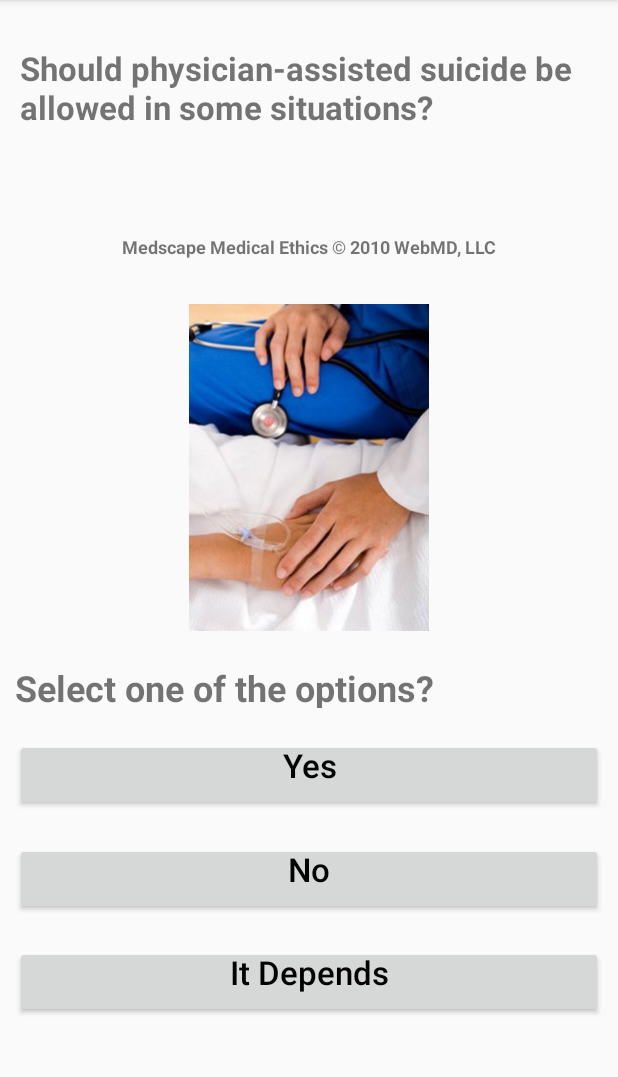
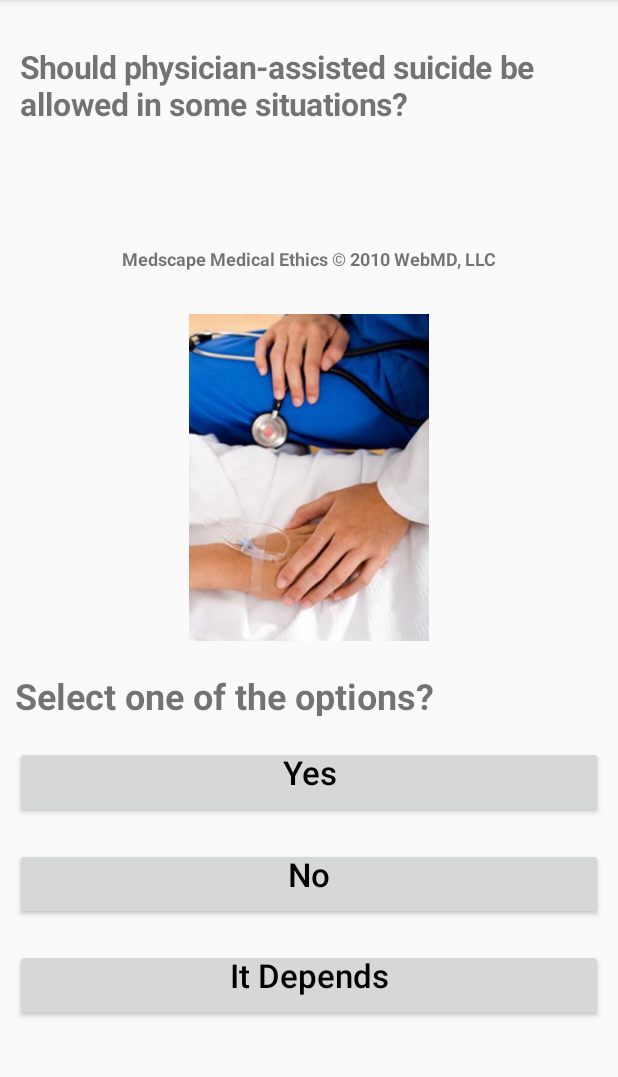
Before and after one commit to simonekarani/MoralIQ, an Android app: the screen it shows after launch (MedicalEthicsActivity), after a tap on "Medical Ethics", on a phone screen of 412 x 824 dp, the part 84-1161 px from its top. Run offline under Robolectric (Android 15) with nearby library versions, the light colour scheme and no system bars.

Commit message:
constraint layout techthics, medethics, bizethics

```diff
--- a/app/src/main/java/com/simonekarani/moraliq/dilemma/MoralDilemmaData.java
+++ b/app/src/main/java/com/simonekarani/moraliq/dilemma/MoralDilemmaData.java
@@ -48,23 +48,23 @@ public class MoralDilemmaData {
     public static final String MDilemmaAnalysis34 = "No. The thought of bringing a rapid victory, and killing civilians from bombs, and its radiation has been an immoral act. The act of bombs have devastated the minds of growing japanese civilians for decades.";
     public static final String MDilemmaAnalysis35 = "It is quite possible that this may not be the only reason for his promotion. Be creative by providing the details of the project, and your role and contribution to it. Request him to reassess the details of the project by asking team members.";
 
-    public static final MoralDilemmaModel MDilemma1  =  new MoralDilemmaModel(20, 19, 30, 0, MDilemmaAnalysis1, "\n\nWould You Ever Re-Gift Something?", R.drawable.re_gift,  "No", "I would re-gift... To the exact same person who gave it to me...", "Maybe by accident", "Yes");
-    public static final MoralDilemmaModel MDilemma2  =  new MoralDilemmaModel(20, 17, 20, 0, MDilemmaAnalysis2, "\nYou're Stuck Talking To Someone Boring. How Do You Get Out Of The Situation?",R.drawable.talk_boring,  "Just be patient. Eventually you'll have an opportunity to leave", "Tell them to their face that they're boring and you don't want to talk to them", "Invent some lame excuse", "Just keep yawning until they get the picture");
+    public static final MoralDilemmaModel MDilemma1  =  new MoralDilemmaModel(20, 19, 30, 0, MDilemmaAnalysis1, "Would You Ever Re-Gift Something?", R.drawable.re_gift,  "No", "I would re-gift... To the exact same person who gave it to me...", "Maybe by accident", "Yes");
+    public static final MoralDilemmaModel MDilemma2  =  new MoralDilemmaModel(20, 17, 20, 0, MDilemmaAnalysis2, "You're Stuck Talking To Someone Boring. How Do You Get Out Of The Situation?",R.drawable.talk_boring,  "Just be patient. Eventually you'll have an opportunity to leave", "Tell them to their face that they're boring and you don't want to talk to them", "Invent some lame excuse", "Just keep yawning until they get the picture");
     public static final MoralDilemmaModel MDilemma3  =  new MoralDilemmaModel(19, 19, 30, 0, MDilemmaAnalysis3, "Would You Rather Be Left At The Altar Or Leave Your Fiancee At the Altar?", R.drawable.leave_altar,  "Be left at the altar", "Leave your fiancee at the altar", "I don't plan on getting married", "I'd rather be priest, then I'd get to laugh at this situation");
-    public static final MoralDilemmaModel MDilemma4  =  new MoralDilemmaModel(19, 18, 30, 3, MDilemmaAnalysis4, "\nIs It Ok To Genetically Modify Food In Order To Feed More People?", R.drawable.gmo_food,  "No", "Yes", "No, but it's ok to genetically modify food to make money", "Only if extensive reearch is done to determine the health risks");
+    public static final MoralDilemmaModel MDilemma4  =  new MoralDilemmaModel(19, 18, 30, 3, MDilemmaAnalysis4, "Is It Ok To Genetically Modify Food In Order To Feed More People?", R.drawable.gmo_food,  "No", "Yes", "No, but it's ok to genetically modify food to make money", "Only if extensive reearch is done to determine the health risks");
     public static final MoralDilemmaModel MDilemma5  =  new MoralDilemmaModel(18, 19, 30, 0, MDilemmaAnalysis5, "Your Brother Fell Into Quicksand. 7 feet Away Is a Vial Containing The Only Known Cure For Cancer. You Only Have Time To Save One. Which Do you Save?", R.drawable.brother_sand,  "Your brother", "The vial", "Ask your brother what he wants you to do?", "Neither");
     public static final MoralDilemmaModel MDilemma6  =  new MoralDilemmaModel(18, 18, 30, 3, MDilemmaAnalysis6, "A Man Tells You His Terminally Ill Father's Insurance Policy Will Expire At Midnight. If He Dies After Midnight, He Gets No Money. He Asks You To Kill His Father With A Pillow. Do You...", R.drawable.insurance_death,  "Do nothing", "Ask for half the money, then kill the father", "Kill the father", "Tell the father about the plan, then watch the ensuing argument");
     public static final MoralDilemmaModel MDilemma7  =  new MoralDilemmaModel(20, 19, 50, 1, MDilemmaAnalysis7, "What's The Correct Speed To Drive At?", R.drawable.drive_speed,  "Always under the speed limit", "The speed of traffic", "Over the speed limit", "Whatever gets me there fastest");
     public static final MoralDilemmaModel MDilemma8  =  new MoralDilemmaModel(20, 19, 50, 2, MDilemmaAnalysis8, "Would You Rather Be Forever Poor And Honest, Or Get Rich By Doing Illegal Things?", R.drawable.p_rich,  "Be poor And honest", "Get rich by doing illegal things", "I'd rather just have an average income and be slightly trustworthy", "I'd rather be poor and dishonest");
     public static final MoralDilemmaModel MDilemma9  =  new MoralDilemmaModel(16, 19, 30, 3, MDilemmaAnalysis9, "Your Boss Calls You In. A Mistake Has Been Made. It's Partly Your Fault And Your Best Friend's. The Boss Has Decided To Fire One Person. Do You Take Responsibility, Or Do You PERSONALLY Fire Your Best Friend?", R.drawable.boss_mistake,  "Fire my best friend", "Take responsibility and get fired", "Try and blame it on the janitor", "Tell him the truth that you were both responsible");
     public static final MoralDilemmaModel MDilemma10  = new MoralDilemmaModel(19, 17, 20, 0, MDilemmaAnalysis10, "A Friend Confesses That They Committed A Crime. But They Make You Promise Not To Tell. An Innocent Person Is Accused Of The Crime. What Do You Do?", R.drawable.accuse_crime,  "Inform the police that your friend is the guilty one", "Keep quiet", "Testify in court that you saw the innocent person committing the crime", "Ask your friend to give you money in exchange for keeping quiet");
-    public static final MoralDilemmaModel MDilemma11  = new MoralDilemmaModel(20, 19, 40, 0, MDilemmaAnalysis11, "\nWould You Rather Save A Random Baby Or Save Your Parents?", R.drawable.save_baby,  "My parents", "The random baby", "Neither", "My parents have already passed away");
+    public static final MoralDilemmaModel MDilemma11  = new MoralDilemmaModel(20, 19, 40, 0, MDilemmaAnalysis11, "Would You Rather Save A Random Baby Or Save Your Parents?", R.drawable.save_baby,  "My parents", "The random baby", "Neither", "My parents have already passed away");
     public static final MoralDilemmaModel MDilemma12  = new MoralDilemmaModel(18, 19, 30, 1, MDilemmaAnalysis12, "You're A Sheriff In The Wild West. An Angry Mob Wants You To Hand Over A Suspect Of A Violent Crime To Them. If You Don't, The Mob Will Destroy Property And Injure Innocent Civilians. Do You...", R.drawable.crime_mob,  "Hand over the suspect", "Keep the suspect in custody", "Arrest everyone", "Give the mob a person dressed up like the suspect");
-    public static final MoralDilemmaModel MDilemma13  = new MoralDilemmaModel(20, 19, 50, 1, MDilemmaAnalysis13, "\nWould You Rather Get Punched By A Gorilla, Or Punch A Small Child?", R.drawable.punch_gorilla,  "Get punched By a gorilla", "Punch the small child", "Both", "Run away");
-    public static final MoralDilemmaModel MDilemma14  = new MoralDilemmaModel(20, 19, 50, 1, MDilemmaAnalysis14, "\n\nWhat Is Your Diet?", R.drawable.p_diet,  "Mostly meat", "Whatever I want", "Vegetarian", "Vegan");
+    public static final MoralDilemmaModel MDilemma13  = new MoralDilemmaModel(20, 19, 50, 1, MDilemmaAnalysis13, "Would You Rather Get Punched By A Gorilla, Or Punch A Small Child?", R.drawable.punch_gorilla,  "Get punched By a gorilla", "Punch the small child", "Both", "Run away");
+    public static final MoralDilemmaModel MDilemma14  = new MoralDilemmaModel(20, 19, 50, 1, MDilemmaAnalysis14, "What Is Your Diet?", R.drawable.p_diet,  "Mostly meat", "Whatever I want", "Vegetarian", "Vegan");
     public static final MoralDilemmaModel MDilemma15  = new MoralDilemmaModel(19, 19, 20, 1, MDilemmaAnalysis15, "A Powerful Alien Visits Earth, With The Promise To Eradicate War, Disease, And All Suffering. In Return, He Demands A Small Child. What Do You Do?", R.drawable.alien_war,  "Give the child to the alien", "Do nothing", "Give him seven children, and ask him to make you king", "Capture the alien, and sell him to the CIA for cash");
     public static final MoralDilemmaModel MDilemma16  = new MoralDilemmaModel(19, 19, 20, 0, MDilemmaAnalysis16, "You Witness A Bank Robbery. The Man Runs Outside And Donates The Money To An Orphanage. If You Report Him, The Money Will Be Returned. What Do You Do?", R.drawable.bank_robbery,  "Report him", "Do nothing", "Ask for the money in return for not reporting him", "Threaten to report him unless he donates to the charity of your choice");
-    public static final MoralDilemmaModel MDilemma17  = new MoralDilemmaModel(20, 19, 40, 2, MDilemmaAnalysis17, "\nWould You Rather Have A Friend With Benefits Or A One Night Stand?", R.drawable.friend_night,  "Both, at the same time", "One night stand", "Friends with benefits", "Neither. I'd prefer a lasting relationship");
+    public static final MoralDilemmaModel MDilemma17  = new MoralDilemmaModel(20, 19, 40, 2, MDilemmaAnalysis17, "Would You Rather Have A Friend With Benefits Or A One Night Stand?", R.drawable.friend_night,  "Both, at the same time", "One night stand", "Friends with benefits", "Neither. I'd prefer a lasting relationship");
     public static final MoralDilemmaModel MDilemma18  = new MoralDilemmaModel(20, 19, 40, 0, MDilemmaAnalysis18, "Should The Wealthier Members Of Society Be Taxed To Pay For The Poorer Members?", R.drawable.wealthy_tax,  "At least 25%", "Everyone should be taxed the same", "They shouldn't be taxed", "No one should pay any taxes");
     public static final MoralDilemmaModel MDilemma19  = new MoralDilemmaModel(18, 17, 10, 2, MDilemmaAnalysis19, "A Rich Man And A Poor Man Commit The Exact Same Crime. The Poor Man Goes To Jail For One Year, While The Rich Man Pays A $10,000 Fine. How Would You Change This?", R.drawable.crime_rich,  "I would eliminate the option to pay A fine - jail time for everyone", "I wouldn't change the system - it's perfectly fine the way it is", "I would make the fine proportional to income of the criminal", "There should be an option to fight the judge in an arena for the right to walk free");
     public static final MoralDilemmaModel MDilemma20  = new MoralDilemmaModel(20, 19, 40, 0, MDilemmaAnalysis20, "You Get On The Bus But The Driver Steps Out To Get Coffee Before You Can Pay. Do You Still Pay The Fare?", R.drawable.pay_driver,  "I would still pay", "I wouldn't pay", "Drive the bus away", "I wouldn't pay and I'd report him");
@@ -75,7 +75,7 @@ public class MoralDilemmaData {
     public static final MoralDilemmaModel MDilemma25  = new MoralDilemmaModel(20, 19, 20, 2, MDilemmaAnalysis25, "A Runaway Trolley Is Headed Towards Five Workers. It Will Kill Them. You Can Save Five By Sacrificing One. What Do You Do?", R.drawable.run_trolley,  "Push the fat man onto the tracks", "Video tape the incident and post it online", "Do nothing", "Watch the incident, then claim worker's compensation for the emotional trauma of witnessing it");
     public static final MoralDilemmaModel MDilemma26  = new MoralDilemmaModel(18, 17, 10, 1, MDilemmaAnalysis26, "You And 8 Others Are Captured By Terrorists. The Leader Says He Will Free Everyone You If You Help Torture Another Hostage. If You Refuse, They Will Kill All Of You. What Do You Do?", R.drawable.terrorist_torture,  "Help torture the person", "Do nothing", "Help torture the person. Then torture the rest of the hostages. Then join the terrorist group", "Agree to partake in the torture. Wait till they free you from your restraints, then run away, leaving the others to die");
     public static final MoralDilemmaModel MDilemma27  = new MoralDilemmaModel(19, 19, 20, 0, MDilemmaAnalysis27, "You've Just Been Complaining To A Friend About How Annoying Your Parents Are. Then You Find Out Their Parents Just Died. How Do You Proceed?", R.drawable.annoy_parents,  "Say\"I'm so sorry that was extremely insensitive of me\"", "Laugh at them", "Just the awkward silence happen", "Say \"How was I supposed to know?\"");
-    public static final MoralDilemmaModel MDilemma28  = new MoralDilemmaModel(20, 19, 40, 3, MDilemmaAnalysis28, "\n\nWhat's The Best Way To Deal With A Bully?", R.drawable.kids_bully,  "Kill 'em with kindness", "Kill them", "Ignore them", "Stand up for yourself");
+    public static final MoralDilemmaModel MDilemma28  = new MoralDilemmaModel(20, 19, 40, 3, MDilemmaAnalysis28, "What's The Best Way To Deal With A Bully?", R.drawable.kids_bully,  "Kill 'em with kindness", "Kill them", "Ignore them", "Stand up for yourself");
     public static final MoralDilemmaModel MDilemma29  = new MoralDilemmaModel(20, 19, 40, 1, MDilemmaAnalysis29, "Would You Rather Give Your Pet To The Pound, Or Press A Button That Killed A Random Stranger?", R.drawable.pet_kill,  "Press the button", "Turn your pet in", "Kill both pet and stranger", "Run away");
     public static final MoralDilemmaModel MDilemma30  = new MoralDilemmaModel(20, 19, 40, 3, MDilemmaAnalysis30, "Would You Rather Catch Your Best Friend Cheating, Or Have Your Best Friend Catch YOU Cheating?", R.drawable.boss_cheat,  "Have my best friend catch me cheating", "Catch my best friend cheating", "Cheat on my partner with their best friend", "Catch my girlfriend cheating on me");
     public static final MoralDilemmaModel MDilemma31  = new MoralDilemmaModel(18, 19, 30, 0, MDilemmaAnalysis31, "A Man Is Leading A Group Out Of A Cave. He Becomes Stuck. In A Few Hours, The Cave Will Be Flooded By Water, Killing The Group. Do You Use Dynamite To Blow Him Up?", R.drawable.cave_blow,  "Use the dynamite, but only if he agrees", "Use the dynamite immediately", "Do nothing", "Video tape him being stuck, then use the dynamite");
--- a/app/src/main/java/com/simonekarani/moraliq/medethics/MedicalEthicalData.java
+++ b/app/src/main/java/com/simonekarani/moraliq/medethics/MedicalEthicalData.java
@@ -55,31 +55,31 @@ public class MedicalEthicalData {
     public static String MED_ETHICAL_24 = "Is it right to provide intensive care to a newborn who will either die soon or survive but have an objectively terrible quality of life?";
     public static String MED_ETHICAL_25 = "Do you ever feel conflicted about reporting or investigating your suspicions that a patient was a victim of domestic abuse?";
 
-    public static MedicalEthicalModel MedEthicalData1  = new MedicalEthicalModel(MED_ETHICAL_1,  22, R.drawable.med_ethic1,  22, 2, MedEthicalAnalysis1, "Yes", "No", "It Depends");
-    public static MedicalEthicalModel MedEthicalData2  = new MedicalEthicalModel(MED_ETHICAL_2,  22, R.drawable.med_ethic2,  22, 0, MedEthicalAnalysis2, "Yes", "No", "It Depends");
-    public static MedicalEthicalModel MedEthicalData3  = new MedicalEthicalModel(MED_ETHICAL_3,  22, R.drawable.med_ethic3,  22, 0, MedEthicalAnalysis3, "Yes", "No", "It Depends");
-    public static MedicalEthicalModel MedEthicalData4  = new MedicalEthicalModel(MED_ETHICAL_4,  22, R.drawable.med_ethic4,  22, 0, MedEthicalAnalysis4, "Yes", "No", "It Depends");
-    public static MedicalEthicalModel MedEthicalData5  = new MedicalEthicalModel(MED_ETHICAL_5,  22, R.drawable.med_ethic5,  18, 1, MedEthicalAnalysis5, "Yes, unless someone is going to die immediately, I don't tell them how bad it is", "No, I soften it and give hope even if there's little chance", "No, I tell it exactly as I see it", "It Depends");
-    public static MedicalEthicalModel MedEthicalData6  = new MedicalEthicalModel(MED_ETHICAL_6,  22, R.drawable.med_ethic6,  22, 1, MedEthicalAnalysis6, "Yes", "No", "It Depends");
-    public static MedicalEthicalModel MedEthicalData7  = new MedicalEthicalModel(MED_ETHICAL_7,  22, R.drawable.med_ethic7,  22, 1, MedEthicalAnalysis7, "Yes", "No", "It Depends");
-    public static MedicalEthicalModel MedEthicalData8  = new MedicalEthicalModel(MED_ETHICAL_8,  22, R.drawable.med_ethic8,  22, 1, MedEthicalAnalysis8, "Yes", "No", "It Depends");
-    public static MedicalEthicalModel MedEthicalData9  = new MedicalEthicalModel(MED_ETHICAL_9,  22, R.drawable.med_ethic9,  22, 0, MedEthicalAnalysis9, "Yes", "No", "It Depends");
-    public static MedicalEthicalModel MedEthicalData10 = new MedicalEthicalModel(MED_ETHICAL_10, 19, R.drawable.med_ethic10, 22, 0, MedEthicalAnalysis10, "Yes", "No", "It Depends");
-    public static MedicalEthicalModel MedEthicalData11 = new MedicalEthicalModel(MED_ETHICAL_11, 22, R.drawable.med_ethic11, 22, 1, MedEthicalAnalysis11, "Yes", "No", "It Depends");
-    public static MedicalEthicalModel MedEthicalData12 = new MedicalEthicalModel(MED_ETHICAL_12, 22, R.drawable.med_ethic12, 22, 1, MedEthicalAnalysis12, "Yes", "No", "It Depends");
-    public static MedicalEthicalModel MedEthicalData13 = new MedicalEthicalModel(MED_ETHICAL_13, 22, R.drawable.med_ethic13, 19, 1, MedEthicalAnalysis13, "Yes, in order to get a patient the services, such as drugs, treatment, or hospital coverage", "Yes, in order to bring in more revenue", "No", "It Depends");
-    public static MedicalEthicalModel MedEthicalData14 = new MedicalEthicalModel(MED_ETHICAL_14, 20, R.drawable.med_ethic14, 22, 2, MedEthicalAnalysis14, "Yes", "No", "It Depends");
-    public static MedicalEthicalModel MedEthicalData15 = new MedicalEthicalModel(MED_ETHICAL_15, 20, R.drawable.med_ethic15, 22, 1, MedEthicalAnalysis15, "Yes", "No", "It Depends");
-    public static MedicalEthicalModel MedEthicalData16 = new MedicalEthicalModel(MED_ETHICAL_16, 22, R.drawable.med_ethic16, 22, 0, MedEthicalAnalysis16, "Yes", "No", "It Depends");
-    public static MedicalEthicalModel MedEthicalData17 = new MedicalEthicalModel(MED_ETHICAL_17, 22, R.drawable.med_ethic17, 22, 0, MedEthicalAnalysis17, "Yes", "No", "It Depends");
-    public static MedicalEthicalModel MedEthicalData18 = new MedicalEthicalModel(MED_ETHICAL_18, 22, R.drawable.med_ethic18, 19, 2, MedEthicalAnalysis18, "Yes, while that patient is still a patient", "Yes, but not until at least 6 months after they stopped being a patient", "No", "It Depends");
-    public static MedicalEthicalModel MedEthicalData19 = new MedicalEthicalModel(MED_ETHICAL_19, 21, R.drawable.med_ethic19, 22, 1, MedEthicalAnalysis19, "Yes", "No", "It Depends");
-    public static MedicalEthicalModel MedEthicalData20 = new MedicalEthicalModel(MED_ETHICAL_20, 22, R.drawable.med_ethic20, 22, 0, MedEthicalAnalysis20, "Yes", "No", "It Depends");
-    public static MedicalEthicalModel MedEthicalData21 = new MedicalEthicalModel(MED_ETHICAL_21, 22, R.drawable.med_ethic21, 22, 2, MedEthicalAnalysis21, "Yes", "No", "It Depends");
-    public static MedicalEthicalModel MedEthicalData22 = new MedicalEthicalModel(MED_ETHICAL_22, 22, R.drawable.med_ethic22, 22, 1, MedEthicalAnalysis22, "Yes", "No", "It Depends");
-    public static MedicalEthicalModel MedEthicalData23 = new MedicalEthicalModel(MED_ETHICAL_23, 22, R.drawable.med_ethic23, 22, 1, MedEthicalAnalysis23, "Yes", "No", "It Depends");
-    public static MedicalEthicalModel MedEthicalData24 = new MedicalEthicalModel(MED_ETHICAL_24, 22, R.drawable.med_ethic24, 22, 2, MedEthicalAnalysis24, "Yes", "No", "It Depends");
-    public static MedicalEthicalModel MedEthicalData25 = new MedicalEthicalModel(MED_ETHICAL_25, 22, R.drawable.med_ethic25, 22, 1, MedEthicalAnalysis25, "Yes", "No", "It Depends");
+    public static MedicalEthicalModel MedEthicalData1  = new MedicalEthicalModel(MED_ETHICAL_1,  21, R.drawable.med_ethic1,  22, 2, MedEthicalAnalysis1, "Yes", "No", "It Depends");
+    public static MedicalEthicalModel MedEthicalData2  = new MedicalEthicalModel(MED_ETHICAL_2,  21, R.drawable.med_ethic2,  22, 0, MedEthicalAnalysis2, "Yes", "No", "It Depends");
+    public static MedicalEthicalModel MedEthicalData3  = new MedicalEthicalModel(MED_ETHICAL_3,  21, R.drawable.med_ethic3,  22, 0, MedEthicalAnalysis3, "Yes", "No", "It Depends");
+    public static MedicalEthicalModel MedEthicalData4  = new MedicalEthicalModel(MED_ETHICAL_4,  21, R.drawable.med_ethic4,  22, 0, MedEthicalAnalysis4, "Yes", "No", "It Depends");
+    public static MedicalEthicalModel MedEthicalData5  = new MedicalEthicalModel(MED_ETHICAL_5,  21, R.drawable.med_ethic5,  18, 1, MedEthicalAnalysis5, "Yes, unless someone is going to die immediately, I don't tell them how bad it is", "No, I soften it and give hope even if there's little chance", "No, I tell it exactly as I see it", "It Depends");
+    public static MedicalEthicalModel MedEthicalData6  = new MedicalEthicalModel(MED_ETHICAL_6,  21, R.drawable.med_ethic6,  22, 1, MedEthicalAnalysis6, "Yes", "No", "It Depends");
+    public static MedicalEthicalModel MedEthicalData7  = new MedicalEthicalModel(MED_ETHICAL_7,  21, R.drawable.med_ethic7,  22, 1, MedEthicalAnalysis7, "Yes", "No", "It Depends");
+    public static MedicalEthicalModel MedEthicalData8  = new MedicalEthicalModel(MED_ETHICAL_8,  21, R.drawable.med_ethic8,  22, 1, MedEthicalAnalysis8, "Yes", "No", "It Depends");
+    public static MedicalEthicalModel MedEthicalData9  = new MedicalEthicalModel(MED_ETHICAL_9,  21, R.drawable.med_ethic9,  22, 0, MedEthicalAnalysis9, "Yes", "No", "It Depends");
+    public static MedicalEthicalModel MedEthicalData10 = new MedicalEthicalModel(MED_ETHICAL_10, 17, R.drawable.med_ethic10, 22, 0, MedEthicalAnalysis10, "Yes", "No", "It Depends");
+    public static MedicalEthicalModel MedEthicalData11 = new MedicalEthicalModel(MED_ETHICAL_11, 21, R.drawable.med_ethic11, 22, 1, MedEthicalAnalysis11, "Yes", "No", "It Depends");
+    public static MedicalEthicalModel MedEthicalData12 = new MedicalEthicalModel(MED_ETHICAL_12, 21, R.drawable.med_ethic12, 22, 1, MedEthicalAnalysis12, "Yes", "No", "It Depends");
+    public static MedicalEthicalModel MedEthicalData13 = new MedicalEthicalModel(MED_ETHICAL_13, 21, R.drawable.med_ethic13, 19, 1, MedEthicalAnalysis13, "Yes, in order to get a patient the services, such as drugs, treatment, or hospital coverage", "Yes, in order to bring in more revenue", "No", "It Depends");
+    public static MedicalEthicalModel MedEthicalData14 = new MedicalEthicalModel(MED_ETHICAL_14, 19, R.drawable.med_ethic14, 22, 2, MedEthicalAnalysis14, "Yes", "No", "It Depends");
+    public static MedicalEthicalModel MedEthicalData15 = new MedicalEthicalModel(MED_ETHICAL_15, 19, R.drawable.med_ethic15, 22, 1, MedEthicalAnalysis15, "Yes", "No", "It Depends");
+    public static MedicalEthicalModel MedEthicalData16 = new MedicalEthicalModel(MED_ETHICAL_16, 21, R.drawable.med_ethic16, 22, 0, MedEthicalAnalysis16, "Yes", "No", "It Depends");
+    public static MedicalEthicalModel MedEthicalData17 = new MedicalEthicalModel(MED_ETHICAL_17, 21, R.drawable.med_ethic17, 22, 0, MedEthicalAnalysis17, "Yes", "No", "It Depends");
+    public static MedicalEthicalModel MedEthicalData18 = new MedicalEthicalModel(MED_ETHICAL_18, 21, R.drawable.med_ethic18, 19, 2, MedEthicalAnalysis18, "Yes, while that patient is still a patient", "Yes, but not until at least 6 months after they stopped being a patient", "No", "It Depends");
+    public static MedicalEthicalModel MedEthicalData19 = new MedicalEthicalModel(MED_ETHICAL_19, 20, R.drawable.med_ethic19, 22, 1, MedEthicalAnalysis19, "Yes", "No", "It Depends");
+    public static MedicalEthicalModel MedEthicalData20 = new MedicalEthicalModel(MED_ETHICAL_20, 21, R.drawable.med_ethic20, 22, 0, MedEthicalAnalysis20, "Yes", "No", "It Depends");
+    public static MedicalEthicalModel MedEthicalData21 = new MedicalEthicalModel(MED_ETHICAL_21, 21, R.drawable.med_ethic21, 22, 2, MedEthicalAnalysis21, "Yes", "No", "It Depends");
+    public static MedicalEthicalModel MedEthicalData22 = new MedicalEthicalModel(MED_ETHICAL_22, 21, R.drawable.med_ethic22, 22, 1, MedEthicalAnalysis22, "Yes", "No", "It Depends");
+    public static MedicalEthicalModel MedEthicalData23 = new MedicalEthicalModel(MED_ETHICAL_23, 21, R.drawable.med_ethic23, 22, 1, MedEthicalAnalysis23, "Yes", "No", "It Depends");
+    public static MedicalEthicalModel MedEthicalData24 = new MedicalEthicalModel(MED_ETHICAL_24, 21, R.drawable.med_ethic24, 22, 2, MedEthicalAnalysis24, "Yes", "No", "It Depends");
+    public static MedicalEthicalModel MedEthicalData25 = new MedicalEthicalModel(MED_ETHICAL_25, 21, R.drawable.med_ethic25, 22, 1, MedEthicalAnalysis25, "Yes", "No", "It Depends");
 
     public static MedicalEthicalModel[] MED_ETHICAL_DATA_LIST = {
             MedEthicalData1,  MedEthicalData2,  MedEthicalData3,  MedEthicalData4,  MedEthicalData5,
--- a/app/src/main/res/layout/activity_medethics.xml
+++ b/app/src/main/res/layout/activity_medethics.xml
@@ -8,7 +8,7 @@
     <TextView
         android:id="@+id/medEthicalText"
         android:layout_width="match_parent"
-        android:layout_height="100dp"
+        android:layout_height="110dp"
         android:layout_marginStart="10dp"
         android:layout_marginTop="15dp"
         android:layout_marginEnd="10dp"
@@ -18,6 +18,7 @@
         android:paddingRight="3dp"
         android:paddingBottom="3dp"
         android:text="Which one?"
+        android:textSize="14sp"
         android:textStyle="bold"
         app:layout_constraintBottom_toTopOf="@+id/dilemmaCopyrightText"
         app:layout_constraintEnd_toEndOf="parent"
```
